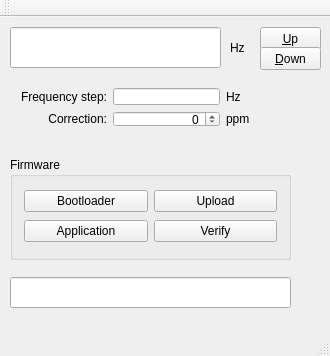
This is mainwindow.ui in csete/qthid as Qt 5 draws it before an edit. The edited form follows.
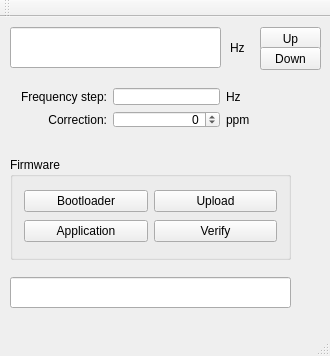
This is the edited form. Icons and pictures are not drawn.

Commit message: Reamove shortcut from up/down buttons.

What changed in the file:
```diff
--- a/mainwindow.ui
+++ b/mainwindow.ui
@@ -64,7 +64,7 @@
      </rect>
     </property>
     <property name="text">
-     <string>&amp;Up</string>
+     <string>Up</string>
     </property>
    </widget>
    <widget class="QPushButton" name="pushButtonDown">
@@ -77,7 +77,7 @@
      </rect>
     </property>
     <property name="text">
-     <string>&amp;Down</string>
+     <string>Down</string>
     </property>
    </widget>
    <widget class="QGroupBox" name="groupBox">
@@ -207,13 +207,13 @@
      <bool>true</bool>
     </property>
    </widget>
-   <widget class="QWidget" name="">
+   <widget class="QWidget" name="layoutWidget">
     <property name="geometry">
      <rect>
       <x>10</x>
       <y>60</y>
       <width>251</width>
-      <height>61</height>
+      <height>62</height>
      </rect>
     </property>
     <layout class="QGridLayout" name="gridLayout_2">
```
Left out of the diff: 45 changed lines with no effect on the pictures.
